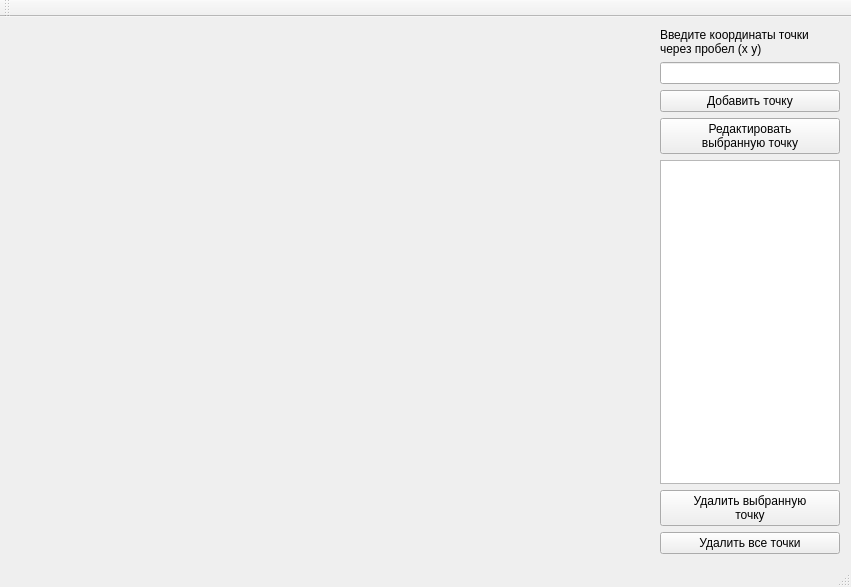
Before: the Qt Designer form lab_01/mainwindow.ui in bmstu-ics7/computer-graphics, drawn with Qt 5.
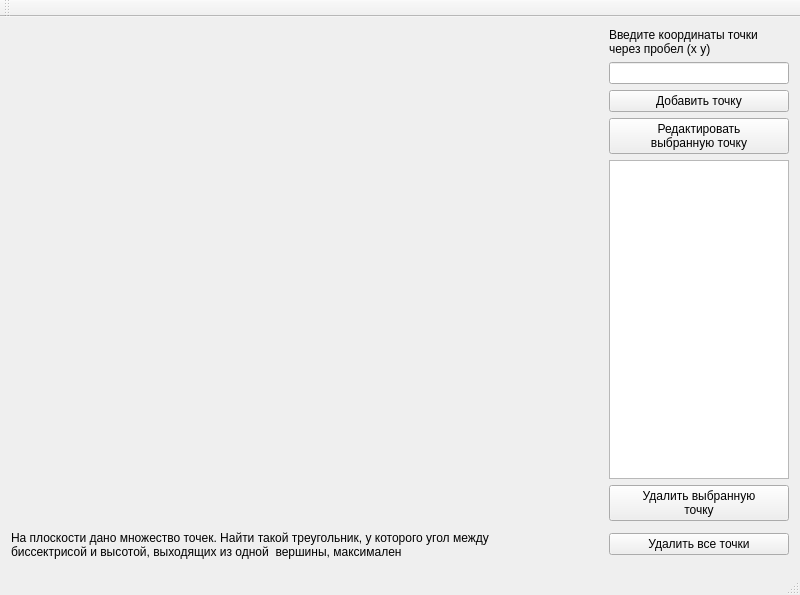
After: the same form once the commit is applied.

```diff
--- a/lab_01/mainwindow.ui
+++ b/lab_01/mainwindow.ui
@@ -6,13 +6,13 @@
    <rect>
     <x>0</x>
     <y>0</y>
-    <width>851</width>
-    <height>587</height>
+    <width>800</width>
+    <height>595</height>
    </rect>
   </property>
   <property name="minimumSize">
    <size>
-    <width>600</width>
+    <width>800</width>
     <height>400</height>
    </size>
   </property>
@@ -107,6 +107,26 @@
       </property>
      </widget>
     </item>
+    <item row="6" column="0">
+     <widget class="QLabel" name="label_2">
+      <property name="minimumSize">
+       <size>
+        <width>0</width>
+        <height>35</height>
+       </size>
+      </property>
+      <property name="maximumSize">
+       <size>
+        <width>16777215</width>
+        <height>35</height>
+       </size>
+      </property>
+      <property name="text">
+       <string>На плоскости дано множество точек. Найти такой треугольник, у которого угол между
+биссектрисой и высотой, выходящих из одной  вершины, максимален</string>
+      </property>
+     </widget>
+    </item>
    </layout>
   </widget>
   <widget class="QMenuBar" name="menuBar">
```
Left out of the diff: 68 changed lines with no effect on the pictures.
